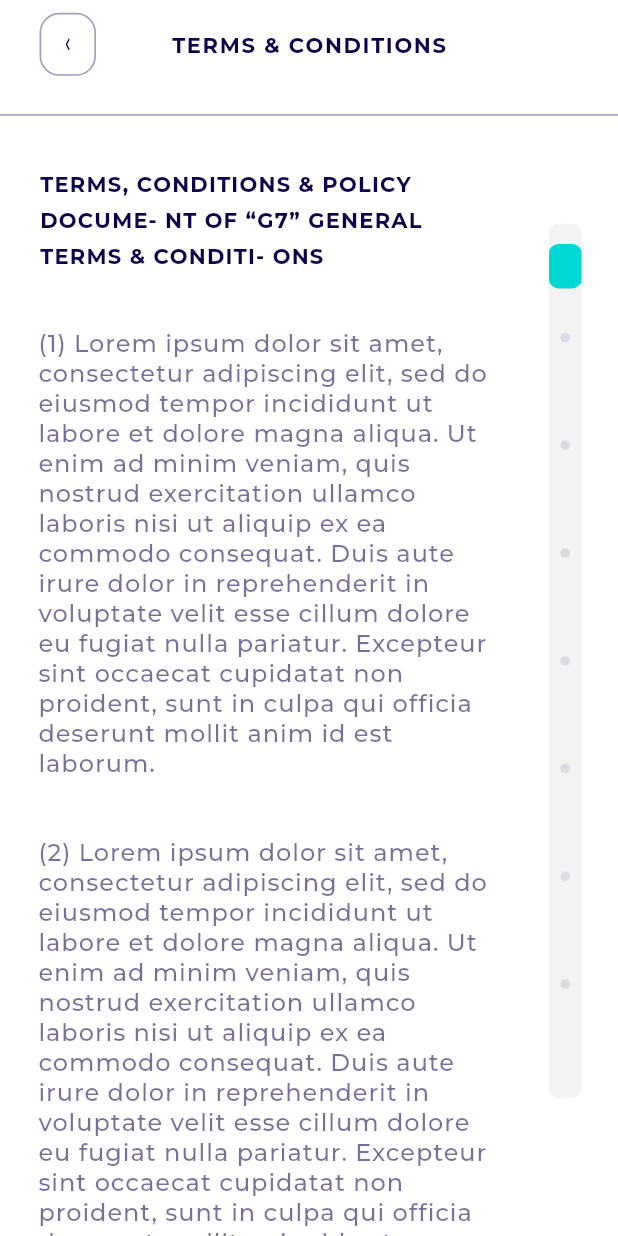
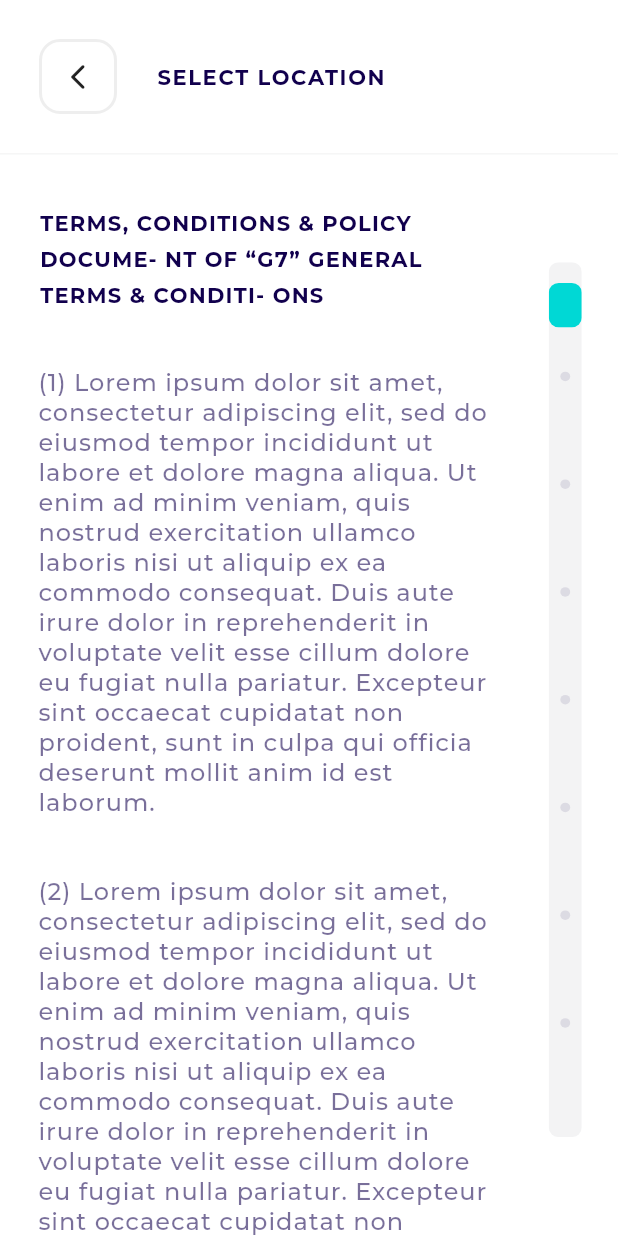
Before and after one commit to mmstq/truckz, a Flutter app: the CustomerCarePageScreen screen opened by its route, on a phone screen of 412 x 824 dp. Run offline on Flutter 3.47's test engine with Material 2 defaults, Android fonts, the phone set to English and light mode, and no system bars; our stand-ins replace cached_network_image, connectivity_plus, flutter_otp_text_field, flutter_svg, get, like_button and 2 more; missing offline and left inert: searchbar_animation; accounts and stored records are empty.

Commit message:
SOME TWEAKS

```diff
--- a/lib/presentation/customer_care_page_screen/customer_care_page_screen.dart
+++ b/lib/presentation/customer_care_page_screen/customer_care_page_screen.dart
@@ -11,27 +11,46 @@ class CustomerCarePageScreen extends GetWidget<CustomerCarePageController> {
     return SafeArea(
         child: Scaffold(
             backgroundColor: ColorConstant.whiteA700,
-            appBar: CustomAppBar(
-                height: getVerticalSize(56.00),
-                leadingWidth: 64,
-                leading: AppbarIconbutton(
-                    svgPath: ImageConstant.imgArrowleft,
-                    margin: getMargin(left: 24, top: 8, bottom: 8),
-                    onTap: onTapArrowleft10),
-                centerTitle: true,
-                title: AppbarTitle(text: "msg_terms_conditions2".tr)),
+
             body: SingleChildScrollView(
               child: Column(
                   mainAxisSize: MainAxisSize.min,
                   crossAxisAlignment: CrossAxisAlignment.start,
                   mainAxisAlignment: MainAxisAlignment.end,
                   children: [
+
+                    Container(
+                      alignment: Alignment.center,
+                      margin: EdgeInsets.all(26),
+                      height: 50,
+                      child: Row(
+                        mainAxisAlignment: MainAxisAlignment.start,
+                        crossAxisAlignment: CrossAxisAlignment.center,
+                        children: [
+                          Container(
+                            decoration: BoxDecoration(
+                                borderRadius: BorderRadius.circular(14),
+                                border:
+                                Border.all(color: Colors.grey.shade200, width: 2)),
+                            child: IconButton(
+                              icon: Icon(
+                                Icons.arrow_back_ios_new_rounded,
+                                size: 20,
+                              ),
+                              onPressed: onTapArrowleft10,
+                            ),
+                          ),
+                          AppbarTitle(
+                              text: "lbl_select_location".tr,
+                              margin: getMargin(left: 24))
+                        ],
+                      ),
+                    ),
                     Container(
                         height: getVerticalSize(1.00),
                         width: size.width,
-                        margin: getMargin(top: 16),
                         decoration:
-                            BoxDecoration(color: ColorConstant.gray90063)),
+                            BoxDecoration(color: ColorConstant.gray9000a)),
                     Align(
                         alignment: Alignment.center,
                         child: Padding(
--- a/lib/presentation/menu_page_screen/menu_page_screen.dart
+++ b/lib/presentation/menu_page_screen/menu_page_screen.dart
@@ -1,10 +1,7 @@
 import 'package:velocity_x/velocity_x.dart';
-
 import 'controller/menu_page_controller.dart';
 import 'package:flutter/material.dart';
 import 'package:truck_booking/core/app_export.dart';
-import 'package:truck_booking/widgets/app_bar/appbar_image.dart';
-import 'package:truck_booking/widgets/app_bar/custom_app_bar.dart';
 import 'package:truck_booking/widgets/custom_icon_button.dart';
 
 class MenuPageScreen extends GetWidget<MenuPageController> {
@@ -19,7 +16,7 @@ class MenuPageScreen extends GetWidget<MenuPageController> {
                 mainAxisAlignment: MainAxisAlignment.start,
                 children: [
                   Padding(
-                      padding: getPadding(left: 24, top: 31, right: 24),
+                      padding: getPadding(left: 24, top: 30, right: 24),
                       child: Row(
                           mainAxisAlignment: MainAxisAlignment.spaceBetween,
                           crossAxisAlignment: CrossAxisAlignment.center,
```
Also changed, not shown: lib/presentation/customer_care_page_full_screen/customer_care_page_full_screen.dart (+28 -12 lines), lib/presentation/transporters_page_screen/widgets/listprofleimg_item_widget.dart (+5 -3 lines), 1 other file.
